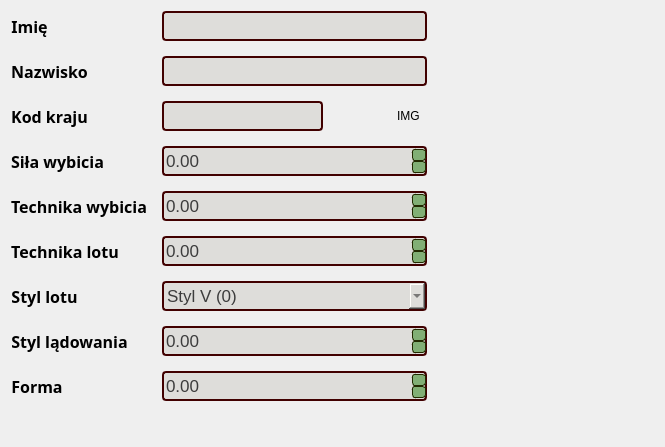
Above: UI/EditorWidgets/JumperEditorWidget.ui from SiekamCebule/sj-sim before the change. Below: the same form after it.
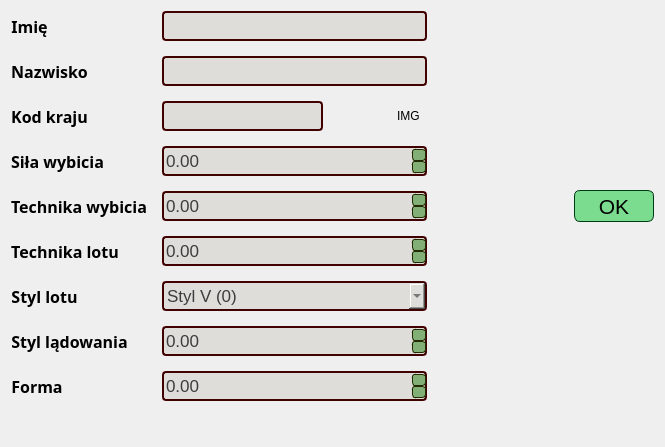
That is the form after the change.

```diff
--- a/UI/EditorWidgets/JumperEditorWidget.ui
+++ b/UI/EditorWidgets/JumperEditorWidget.ui
@@ -742,6 +742,49 @@
            </property>
           </spacer>
          </item>
+         <item>
+          <widget class="QPushButton" name="pushButton">
+           <property name="minimumSize">
+            <size>
+             <width>80</width>
+             <height>32</height>
+            </size>
+           </property>
+           <property name="font">
+            <font>
+             <family>Ubuntu</family>
+             <pointsize>16</pointsize>
+            </font>
+           </property>
+           <property name="styleSheet">
+            <string notr="true">QPushButton{
+border: 1px solid rgb(0, 59, 23);
+border-radius: 6px;
+color: rgb(0, 0, 0);
+background-color: rgb(123, 220, 144);
+}
+QPushButton:hover{
+background-color: rgb(153, 253, 174);
+}</string>
+           </property>
+           <property name="text">
+            <string>OK</string>
+           </property>
+          </widget>
+         </item>
+         <item>
+          <spacer name="verticalSpacer_3">
+           <property name="orientation">
+            <enum>Qt::Vertical</enum>
+           </property>
+           <property name="sizeHint" stdset="0">
+            <size>
+             <width>20</width>
+             <height>40</height>
+            </size>
+           </property>
+          </spacer>
+         </item>
         </layout>
        </item>
       </layout>
```
